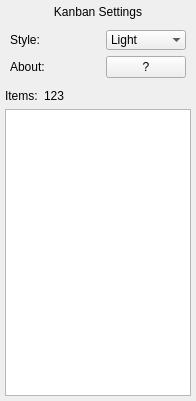
Old version of the form Plugins/Settings/SettingsView.ui in the repository StefanoLusardi/Kanban.
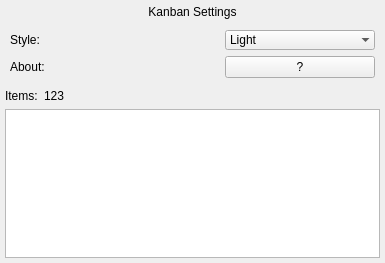
New version of the form.

Commit message: Style updates. Db manager, main window icons, frameless window. Stub Splashscreen added.

```diff
--- a/Plugins/Settings/SettingsView.ui
+++ b/Plugins/Settings/SettingsView.ui
@@ -6,10 +6,22 @@
    <rect>
     <x>0</x>
     <y>0</y>
-    <width>196</width>
-    <height>401</height>
+    <width>385</width>
+    <height>263</height>
    </rect>
   </property>
+  <property name="sizePolicy">
+   <sizepolicy hsizetype="Preferred" vsizetype="Preferred">
+    <horstretch>0</horstretch>
+    <verstretch>0</verstretch>
+   </sizepolicy>
+  </property>
+  <property name="minimumSize">
+   <size>
+    <width>0</width>
+    <height>0</height>
+   </size>
+  </property>
   <property name="windowTitle">
    <string>SettingsView</string>
   </property>
@@ -37,7 +49,7 @@
     </widget>
    </item>
    <item>
-    <layout class="QGridLayout" name="gridLayout">
+    <layout class="QGridLayout" name="gridLayout" columnstretch="0,0,0" columnminimumwidth="0,0,0">
      <property name="leftMargin">
       <number>5</number>
      </property>
@@ -53,11 +65,29 @@
      <item row="0" column="2">
       <widget class="QComboBox" name="mStyleCombobox">
        <property name="sizePolicy">
-        <sizepolicy hsizetype="Preferred" vsizetype="Minimum">
+        <sizepolicy hsizetype="Preferred" vsizetype="Preferred">
          <horstretch>0</horstretch>
          <verstretch>0</verstretch>
         </sizepolicy>
        </property>
+       <property name="minimumSize">
+        <size>
+         <width>150</width>
+         <height>0</height>
+        </size>
+       </property>
+       <property name="maximumSize">
+        <size>
+         <width>100</width>
+         <height>16777215</height>
+        </size>
+       </property>
+       <property name="layoutDirection">
+        <enum>Qt::LeftToRight</enum>
+       </property>
+       <property name="autoFillBackground">
+        <bool>false</bool>
+       </property>
        <property name="editable">
         <bool>false</bool>
        </property>
@@ -70,6 +100,9 @@
        <property name="maxCount">
         <number>10</number>
        </property>
+       <property name="sizeAdjustPolicy">
+        <enum>QComboBox::AdjustToContentsOnFirstShow</enum>
+       </property>
        <property name="frame">
         <bool>false</bool>
        </property>
@@ -92,39 +125,6 @@
        </property>
       </widget>
      </item>
-     <item row="0" column="1">
-      <spacer name="mStyleSpacer">
-       <property name="orientation">
-        <enum>Qt::Horizontal</enum>
-       </property>
-       <property name="sizeHint" stdset="0">
-        <size>
-         <width>40</width>
-         <height>20</height>
-        </size>
-       </property>
-      </spacer>
-     </item>
-     <item row="1" column="1">
-      <spacer name="mAboutSpacer">
-       <property name="orientation">
-        <enum>Qt::Horizontal</enum>
-       </property>
-       <property name="sizeHint" stdset="0">
-        <size>
-         <width>40</width>
-         <height>20</height>
-        </size>
-       </property>
-      </spacer>
-     </item>
-     <item row="1" column="2">
-      <widget class="QPushButton" name="mAboutButton">
-       <property name="text">
-        <string>?</string>
-       </property>
-      </widget>
-     </item>
      <item row="1" column="0">
       <widget class="QLabel" name="mAboutLabel">
        <property name="text">
@@ -132,6 +132,35 @@
        </property>
       </widget>
      </item>
+     <item row="1" column="2">
+      <widget class="QPushButton" name="mAboutButton">
+       <property name="sizePolicy">
+        <sizepolicy hsizetype="Preferred" vsizetype="Preferred">
+         <horstretch>0</horstretch>
+         <verstretch>0</verstretch>
+        </sizepolicy>
+       </property>
+       <property name="text">
+        <string>?</string>
+       </property>
+      </widget>
+     </item>
+     <item row="0" column="1">
+      <spacer name="horizontalSpacer">
+       <property name="orientation">
+        <enum>Qt::Horizontal</enum>
+       </property>
+       <property name="sizeType">
+        <enum>QSizePolicy::Preferred</enum>
+       </property>
+       <property name="sizeHint" stdset="0">
+        <size>
+         <width>40</width>
+         <height>20</height>
+        </size>
+       </property>
+      </spacer>
+     </item>
     </layout>
    </item>
    <item>
```
The commit also changes 45 other files.
